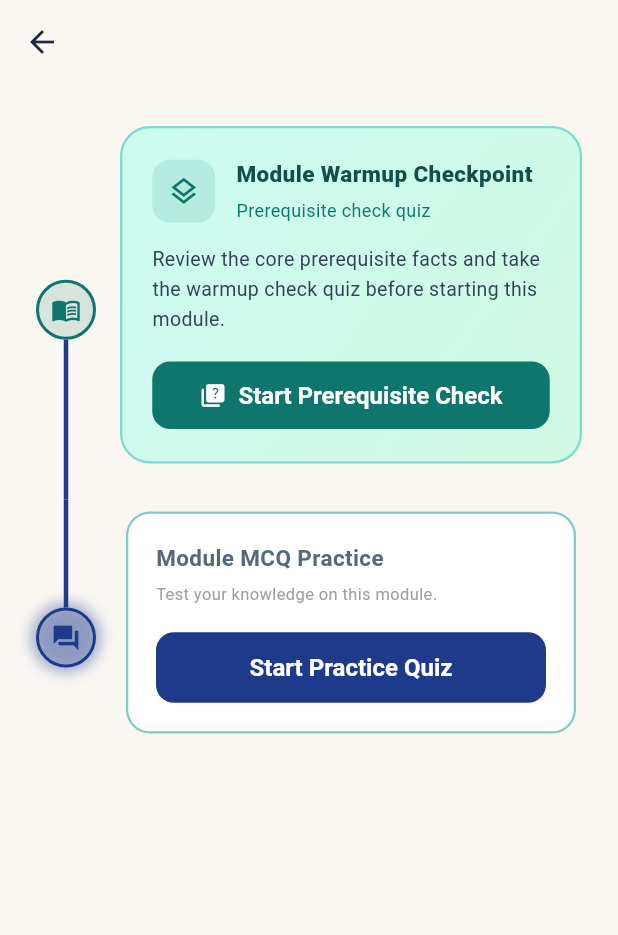
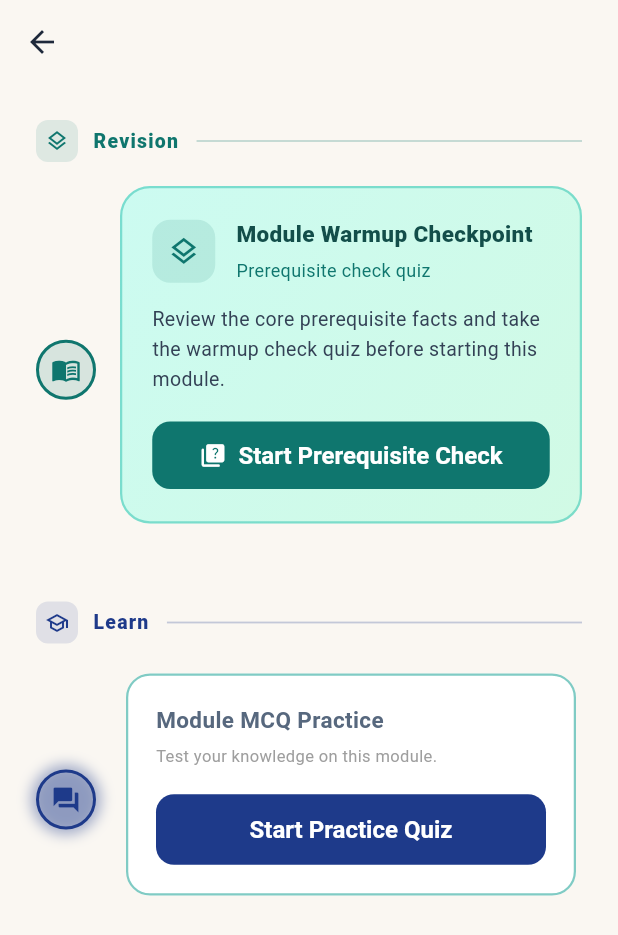
Before and after one commit to goyalsawan/upscLearn, a Flutter app: the ModuleDetailView screen opened directly with empty values, on a phone screen of 412 x 824 dp. Shown: the top 935 px of the screen. Run offline on Flutter 3.47's test engine with Material 3 defaults, Android fonts, the phone set to English and light mode, and no system bars; drawn by our look-alikes of timeline_tile; our stand-ins replace flutter_markdown, smooth_page_indicator.

Commit message:
feat: Organise unit and module screens into Summary, Revision, and Learn sections

```diff
--- a/lib/ui/features/module/module_detail_view.dart
+++ b/lib/ui/features/module/module_detail_view.dart
@@ -28,13 +28,13 @@ class _ModuleDetailViewState extends State<ModuleDetailView> {
     const status = JourneyStatus.active;
     const nextStatus = JourneyStatus.active;
 
-    // Extract summary Lesson 0
+    // Extract summary Lesson 0 (lives outside the Learn timeline)
     final summaryLessons = widget.module.lessons
         .where((l) => l.id.endsWith('l0') || l.id.endsWith('_l0'))
         .toList();
     final summaryLesson = summaryLessons.isNotEmpty ? summaryLessons.first : null;
 
-    // Filter out Lesson 0 from timeline lessons
+    // Remaining lessons go into the Learn section timeline
     final timelineLessons = widget.module.lessons
         .where((l) => !l.id.endsWith('l0') && !l.id.endsWith('_l0'))
         .toList();
@@ -48,46 +48,74 @@ class _ModuleDetailViewState extends State<ModuleDetailView> {
         child: Column(
           crossAxisAlignment: CrossAxisAlignment.stretch,
           children: [
-            // 0. Standalone Summary Card if present
+            // ── SUMMARY SECTION ─────────────────────────────────────────
             if (summaryLesson != null) ...[
+              _buildSectionHeader(
+                label: 'Summary',
+                icon: Icons.map_outlined,
+                color: Colors.teal,
+                theme: theme,
+                isDark: isDark,
+              ),
+              const SizedBox(height: 12),
               _buildSummaryLessonHero(context, summaryLesson, theme, isDark),
-              const SizedBox(height: 24),
+              const SizedBox(height: 28),
             ],
 
-            // 1. Pre-Module Revision is the first checkpoint
+            // ── REVISION SECTION ─────────────────────────────────────────
+            _buildSectionHeader(
+              label: 'Revision',
+              icon: Icons.layers_outlined,
+              color: const Color(0xFF0F766E),
+              theme: theme,
+              isDark: isDark,
+            ),
+            const SizedBox(height: 12),
+
+            // Pre-Module Revision is the only node in this section
             JourneyTimelineItem(
               status: JourneyStatus.completed,
               isFirst: true,
-              isLast: false,
+              isLast: true,
               nextStatus: nextStatus,
               icon: Icons.menu_book,
               content: _buildRevisionSection(theme, isDark),
             ),
+            const SizedBox(height: 28),
 
-            // 2. Lessons connected timeline path
+            // ── LEARN SECTION ─────────────────────────────────────────────
+            _buildSectionHeader(
+              label: 'Learn',
+              icon: Icons.school_outlined,
+              color: theme.primaryColor,
+              theme: theme,
+              isDark: isDark,
+            ),
+            const SizedBox(height: 12),
+
+            // Lessons timeline
             ListView.builder(
               shrinkWrap: true,
               physics: const NeverScrollableScrollPhysics(),
               itemCount: timelineLessons.length,
               itemBuilder: (context, index) {
                 final lesson = timelineLessons[index];
-                final isLastLesson = index == timelineLessons.length - 1;
 
                 return JourneyTimelineItem(
                   status: status,
-                  isFirst: false,
+                  isFirst: index == 0,
                   isLast: false,
-                  nextStatus: isLastLesson ? JourneyStatus.active : JourneyStatus.active,
+                  nextStatus: JourneyStatus.active,
                   icon: Icons.bookmark_border,
                   content: _buildLessonTile(context, lesson, theme, isDark),
                 );
               },
             ),
 
-            // 3. Final Module Practice Quiz is the last checkpoint
+            // Final Module Practice Quiz is the last checkpoint in Learn
             JourneyTimelineItem(
               status: JourneyStatus.active,
-              isFirst: false,
+              isFirst: timelineLessons.isEmpty,
               isLast: true,
               icon: Icons.question_answer,
               content: _buildModuleQuizCard(theme, isDark),
@@ -95,6 +123,45 @@ class _ModuleDetailViewState extends State<ModuleDetailView> {
           ],
         ),
       ),
+    );
+  }
+
+  /// Renders a styled section header with an icon, label, and a divider line.
+  Widget _buildSectionHeader({
+    required String label,
+    required IconData icon,
+    required Color color,
+    required ThemeData theme,
+    required bool isDark,
+  }) {
+    return Row(
+      children: [
+        Container(
+          padding: const EdgeInsets.all(6),
+          decoration: BoxDecoration(
+            color: color.withValues(alpha: 0.12),
+            borderRadius: BorderRadius.circular(8),
+          ),
+          child: Icon(icon, color: color, size: 16),
+        ),
+        const SizedBox(width: 10),
+        Text(
+          label,
+          style: theme.textTheme.titleSmall?.copyWith(
+            fontWeight: FontWeight.w800,
+            fontSize: 13,
+            color: color,
+            letterSpacing: 0.8,
+          ),
+        ),
+        const SizedBox(width: 12),
+        Expanded(
+          child: Divider(
+            color: color.withValues(alpha: 0.25),
+            thickness: 1.2,
+          ),
+        ),
+      ],
     );
   }
 
```
Also changed, not shown: lib/ui/features/unit/unit_detail_view.dart (+79 -12 lines).
